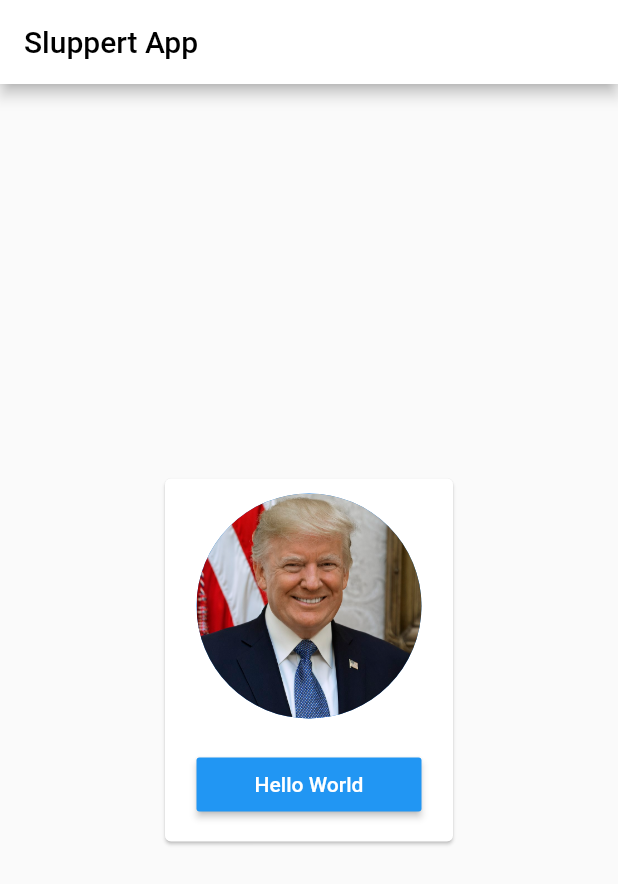
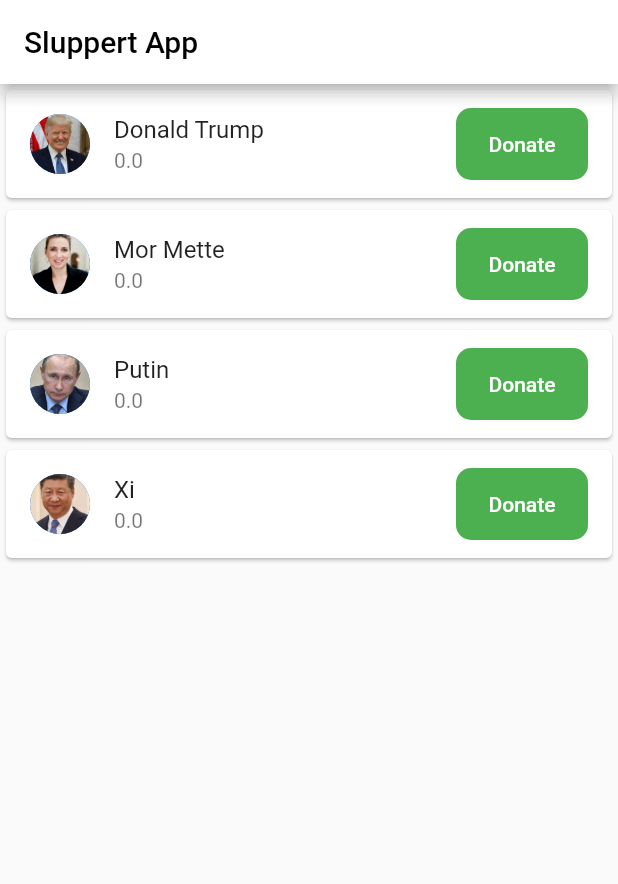
Before and after one commit to DennisSorensen/sluppert-app, a Flutter app: the screen it shows after launch, on a phone screen of 412 x 824 dp. Shown: the top 884 px of the screen. Run offline on Flutter 3.47's test engine with Material 2 defaults, Android fonts, the phone set to English and light mode, and no system bars.

Commit message:
Lektion 21 og brug af Provider

```diff
--- /dev/null
+++ b/lib/donald_portrait.dart
@@ -0,0 +1,18 @@
+import 'package:flutter/material.dart';
+
+class DonaldPortrait extends StatelessWidget {
+  @override
+  Widget build(BuildContext context) {
+    return Scaffold(
+      appBar: AppBar(),
+      body: Container(
+        decoration: BoxDecoration(
+          image: DecorationImage(
+            image: AssetImage('images/GreatTrump.jpg'),
+            fit: BoxFit.cover,
+          ),
+        ),
+      ),
+    );
+  }
+}
--- a/lib/main.dart
+++ b/lib/main.dart
@@ -1,23 +1,17 @@
 import 'package:flutter/material.dart';
-import 'testKode.dart';
-import 'package:sluppertapp/SluppertCard.dart';
+import 'package:sluppertapp/models/sluppert_data.dart';
+import 'package:sluppertapp/routes/sluppert_list.dart';
+import 'package:provider/provider.dart';
 
 void main() => runApp(SluppertApp());
 
 class SluppertApp extends StatelessWidget {
   @override
   Widget build(BuildContext context) {
-    //testKode();
-    testClasser();
-    enFunktionMedDefaultParameter('Dennis');
-    enFunktionMedDefaultParameter('Dennis', 20);
-    enFunktionMedValgfrieParametre(
-        minAlder: 24,
-        mitNavn: 'Dennis'); //Med valgfrie parametre skan man blande dem
-    enFunktion2(3);
-    enFunktionMedValgfrieParametre(minAlder: 24);
-
-    return MaterialApp(
+    //Jeg wrapper yderste app i provideren, og i create laver jeg instans af det data der skal stilles til rådighed
+    return ChangeNotifierProvider<SluppertData>(
+      create: (context) => SluppertData(),
+      child: MaterialApp(
         home: Scaffold(
           appBar: AppBar(
             title: Text(
@@ -26,7 +20,8 @@ class SluppertApp extends StatelessWidget {
             ),
             backgroundColor: Colors.white,
           ),
-        body: SluppertCard(),
+          body: SluppertList(),
+        ),
       ),
     );
   }
--- /dev/null
+++ b/lib/models/sluppert_data.dart
@@ -0,0 +1,26 @@
+import 'package:flutter/material.dart';
+import 'package:sluppertapp/models/sluppert_model.dart';
+
+//Vi nedarber fra change notifier for at få adgang til en metode der kan opdatere widgets når data ændre sig
+class SluppertData extends ChangeNotifier {
+  List<SluppertModel> _slupperter = SluppertModel.demoData();
+
+  //En funktion der kan give mig en bestemt sluppert retur
+  SluppertModel sluppertAtIndex(int index) {
+    return _slupperter[index];
+  }
+
+  //En Beregnet property der fortæller hvor mange slupperter vi har i vores data
+  int get numberOfSlupperter {
+    return _slupperter.length;
+  }
+
+  //En funktion der modtager en donation, og opdatere en sluppert
+  void receiveDonation({@required double donation, @required int atIndex}) {
+    _slupperter[atIndex].donationTotal += donation;
+
+    //Her kalder vi en metode der fortæller vores lytter at data er opdateret
+    notifyListeners();
+    print('kaldt notifyListners');
+  }
+}
--- /dev/null
+++ b/lib/models/sluppert_model.dart
@@ -0,0 +1,23 @@
+import 'package:flutter/material.dart';
+
+class SluppertModel {
+  String name = '';
+  double donationTotal = 0.0;
+  String assetImage = '';
+
+  SluppertModel(
+      {@required this.name,
+      this.donationTotal = 0.0,
+      @required this.assetImage});
+
+  //Statisk demodata funktion der giver os alt data
+  static List<SluppertModel> demoData() {
+    List<SluppertModel> slupperter = [
+      SluppertModel(name: 'Donald Trump', assetImage: 'images/Donald.jpg'),
+      SluppertModel(name: 'Mor Mette', assetImage: 'images/Mette.jpg'),
+      SluppertModel(name: 'Putin', assetImage: 'images/Putin.jpg'),
+      SluppertModel(name: 'Xi', assetImage: 'images/Xi.jpg'),
+    ];
+    return slupperter;
+  }
+}
--- /dev/null
+++ b/lib/routes/sluppert_list.dart
@@ -0,0 +1,19 @@
+import 'package:flutter/material.dart';
+import 'package:sluppertapp/models/sluppert_data.dart';
+import 'package:sluppertapp/models/sluppert_model.dart';
+import 'package:sluppertapp/widgets/sluppert_list_tile.dart';
+import 'package:provider/provider.dart';
+
+class SluppertList extends StatelessWidget {
+  @override
+  Widget build(BuildContext context) {
+    return Container(
+      child: ListView.builder(
+        itemCount: Provider.of<SluppertData>(context).numberOfSlupperter,
+        itemBuilder: (context, index) => SluppertListTile(
+          sluppertIndex: index,
+        ),
+      ),
+    );
+  }
+}
--- a/lib/SluppertCard.dart
+++ b/lib/widgets/Sluppert_card.dart
@@ -1,4 +1,5 @@
 import 'package:flutter/material.dart';
+import 'package:sluppertapp/donald_portrait.dart';
 
 class SluppertCard extends StatelessWidget {
   @override
@@ -27,6 +28,12 @@ class SluppertCard extends StatelessWidget {
                   ),
                   color: Colors.blue,
                   onPressed: () {
+                    Navigator.push(
+                      context,
+                      MaterialPageRoute(
+                        builder: (context) => DonaldPortrait(),
+                      ),
+                    );
                     print('Hello World');
                   },
                 ),
--- /dev/null
+++ b/lib/widgets/donation_button.dart
@@ -0,0 +1,27 @@
+import 'package:flutter/material.dart';
+
+class DonationButton extends StatelessWidget {
+  final Function onTap;
+
+  DonationButton({@required this.onTap});
+
+  @override
+  Widget build(BuildContext context) {
+    return Container(
+      decoration: BoxDecoration(
+        color: Colors.green,
+        borderRadius: BorderRadius.circular(10.0),
+      ),
+      child: FlatButton(
+        child: Text(
+          'Donate',
+          style: TextStyle(color: Colors.white),
+        ),
+        onPressed: () {
+          onTap();
+          print('donation');
+        },
+      ),
+    );
+  }
+}
--- /dev/null
+++ b/lib/widgets/sluppert_list_tile.dart
@@ -0,0 +1,43 @@
+import 'package:flutter/material.dart';
+import 'package:sluppertapp/models/sluppert_data.dart';
+import 'package:sluppertapp/models/sluppert_model.dart';
+import 'package:sluppertapp/widgets/donation_button.dart';
+import 'package:provider/provider.dart';
+import 'package:sluppertapp/models/sluppert_data.dart';
+
+class SluppertListTile extends StatelessWidget {
+  final int sluppertIndex;
+
+  SluppertListTile({@required this.sluppertIndex});
+
+  @override
+  Widget build(BuildContext context) {
+    return Card(
+      child: ListTile(
+        title: Text(Provider.of<SluppertData>(context)
+            .sluppertAtIndex(sluppertIndex)
+            .name),
+        subtitle: Text(Provider.of<SluppertData>(context)
+            .sluppertAtIndex(sluppertIndex)
+            .donationTotal
+            .toString()),
+        leading: CircleAvatar(
+          backgroundImage: AssetImage(Provider.of<SluppertData>(context)
+              .sluppertAtIndex(sluppertIndex)
+              .assetImage),
+        ),
+        trailing: DonationButton(
+          onTap: () {
+            //Vi skal have fat i provideren
+            //todo: vi får wn fejl fordi vi ikke skriver listen false her fordi donation knappen ikke bruger provider
+            Provider.of<SluppertData>(context, listen: false).receiveDonation(
+              donation: 100,
+              atIndex: sluppertIndex,
+            );
+            print('Trykket på celle');
+          },
+        ),
+      ),
+    );
+  }
+}
--- a/pubspec.yaml
+++ b/pubspec.yaml
@@ -28,6 +28,7 @@ dependencies:
   # The following adds the Cupertino Icons font to your application.
   # Use with the CupertinoIcons class for iOS style icons.
   cupertino_icons: ^0.1.3
+  provider: ^4.3.2+1
 
 dev_dependencies:
   flutter_test:
```
Also changed, not shown: pubspec.lock. Lines whose indentation alone changed are shown as unchanged.
